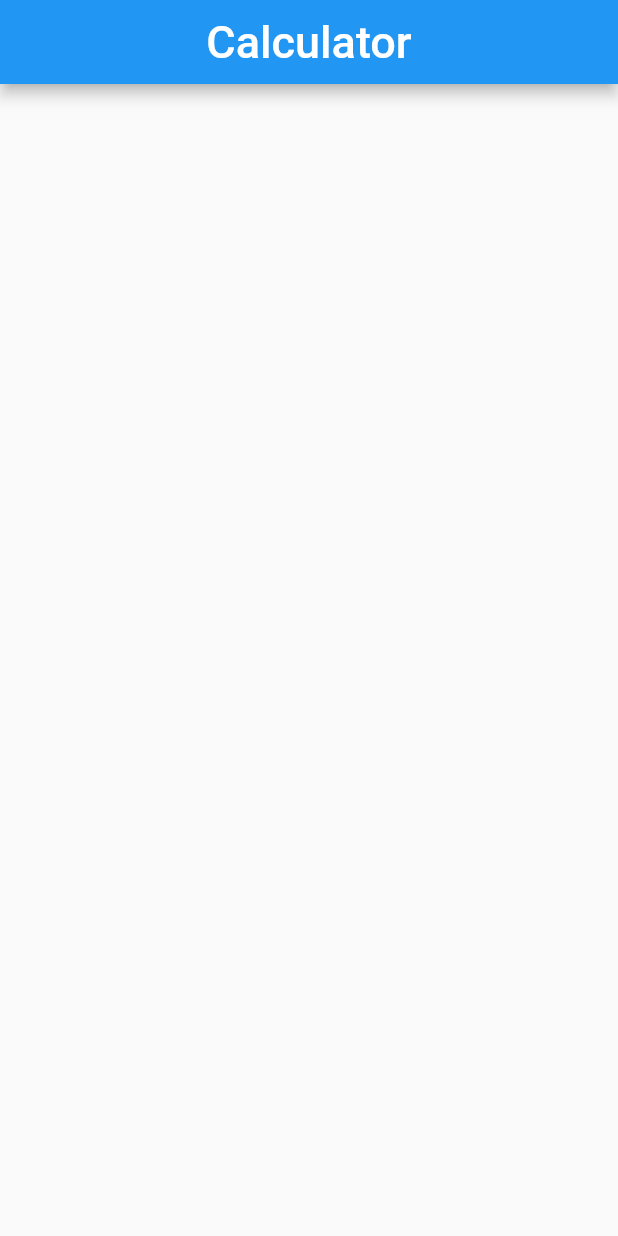
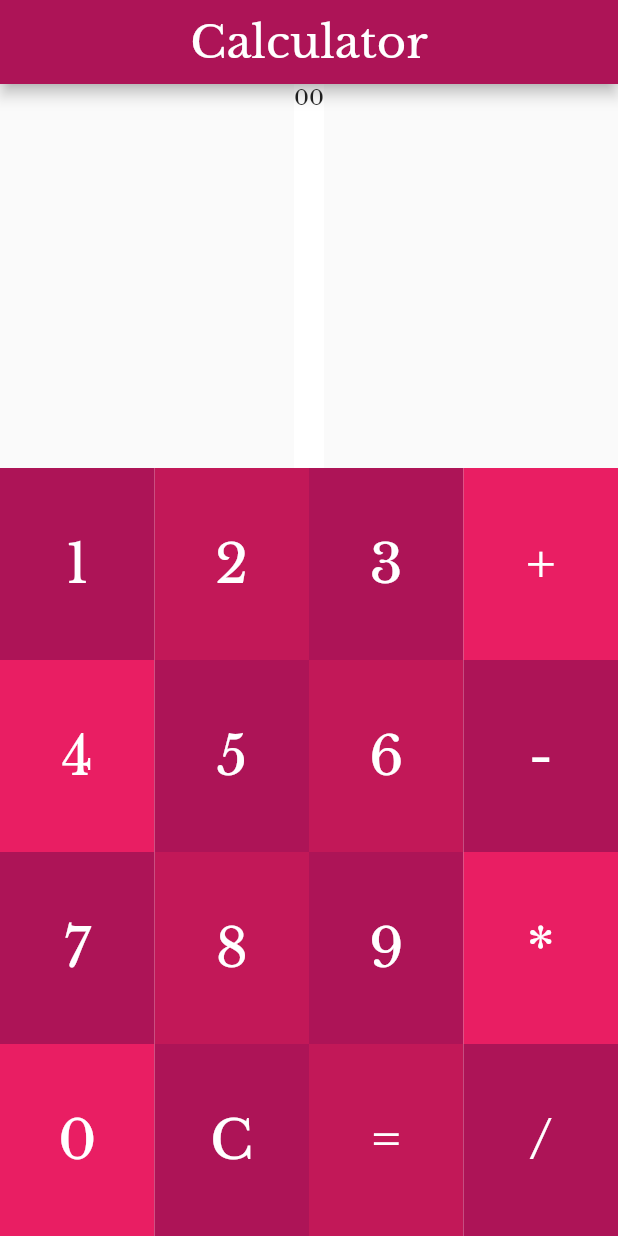
Before and after one commit to antukbala/Calculator_App_t1, a Flutter app: the screen it shows after launch, on a phone screen of 412 x 824 dp. Run offline on Flutter 3.47's test engine with Material 2 defaults, Android fonts, the phone set to English and light mode, and no system bars.

Commit message:
Design Almost Done

```diff
--- a/lib/main.dart
+++ b/lib/main.dart
@@ -8,12 +8,87 @@ void main() {
 class Calculator extends StatelessWidget {
   const Calculator({Key? key}) : super(key: key);
 
+  Widget getRow(List<String> buttons, int rowNumber) {
+    return Row(
+      children: [
+        Expanded(
+          // ignore: avoid_unnecessary_containers
+          child: Container(
+            color: (rowNumber % 2 == 0 && rowNumber != 0)
+                ? Color(0xFFAD1457)
+                : Color(0xFFE91E63),
+            alignment: Alignment.center,
+            child: Text(
+              buttons[0],
+              style: const TextStyle(
+                fontSize: 36,
+                color: Colors.white,
+              ),
+            ),
+          ),
+        ),
+        Expanded(
+          // ignore: avoid_unnecessary_containers
+          child: Container(
+            color: (rowNumber % 2 == 0 && rowNumber != 0)
+                ? Color(0xFFC21858)
+                : Color(0xFFAD1457),
+            alignment: Alignment.center,
+            child: Text(
+              buttons[1],
+              style: const TextStyle(
+                fontSize: 36,
+                color: Colors.white,
+              ),
+            ),
+          ),
+        ),
+        Expanded(
+          // ignore: avoid_unnecessary_containers
+          child: Container(
+            color: (rowNumber % 2 == 0 && rowNumber != 0)
+                ? Color(0xFFAD1457)
+                : Color(0xFFC21858),
+            alignment: Alignment.center,
+            child: Text(
+              buttons[2],
+              style: const TextStyle(
+                fontSize: 36,
+                color: Colors.white,
+              ),
+            ),
+          ),
+        ),
+        Expanded(
+          // ignore: avoid_unnecessary_containers
+          child: Container(
+            color: (rowNumber % 2 == 0 && rowNumber != 0)
+                ? Color(0xFFE91E63)
+                : Color(0xFFAD1457),
+            alignment: Alignment.center,
+            child: Text(
+              buttons[3],
+              style: const TextStyle(
+                fontSize: 36,
+                color: Colors.white,
+              ),
+            ),
+          ),
+        ),
+      ],
+    );
+  }
+
   @override
   Widget build(BuildContext context) {
     return MaterialApp(
+      theme: ThemeData(
+        fontFamily: "LibreBaskerville",
+      ),
       home: Scaffold(
         appBar: AppBar(
           centerTitle: true,
+          backgroundColor: const Color(0xFFAD1457),
           title: const Text(
             'Calculator',
             style: TextStyle(
@@ -21,6 +96,22 @@ class Calculator extends StatelessWidget {
             ),
           ),
         ),
+        body: Column(
+          mainAxisAlignment: MainAxisAlignment.end,
+          children: [
+            Expanded(
+              flex: 2,
+              child: Container(
+                color: Colors.white,
+                child: Text('00'),
+              ),
+            ),
+            Expanded(child: getRow(['1', '2', '3', '+'], 2)),
+            Expanded(child: getRow(['4', '5', '6', '-'], 3)),
+            Expanded(child: getRow(['7', '8', '9', '*'], 4)),
+            Expanded(child: getRow(['0', 'C', '=', '/'], 5)),
+          ],
+        ),
       ),
     );
   }
```
Also changed, not shown: pubspec.yaml (+13 -0 lines), fonts/LibreBaskerville-Bold.ttf (added), fonts/LibreBaskerville-Italic.ttf (added), fonts/LibreBaskerville-Regular.ttf (added).
